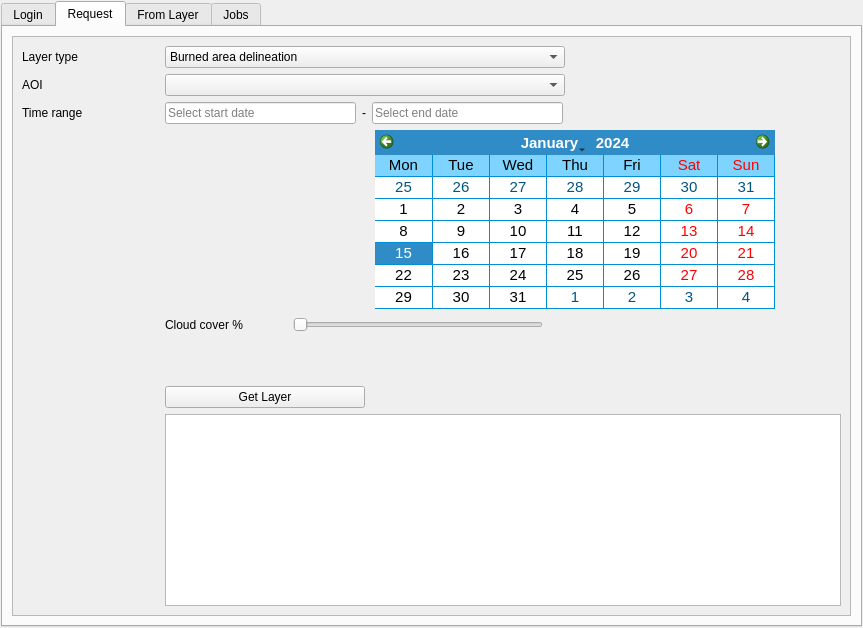
The window that ermes_qgis_dialog_base.ui (links-ads/ermes-mapping-plugin) describes before a commit, drawn with Qt 5.
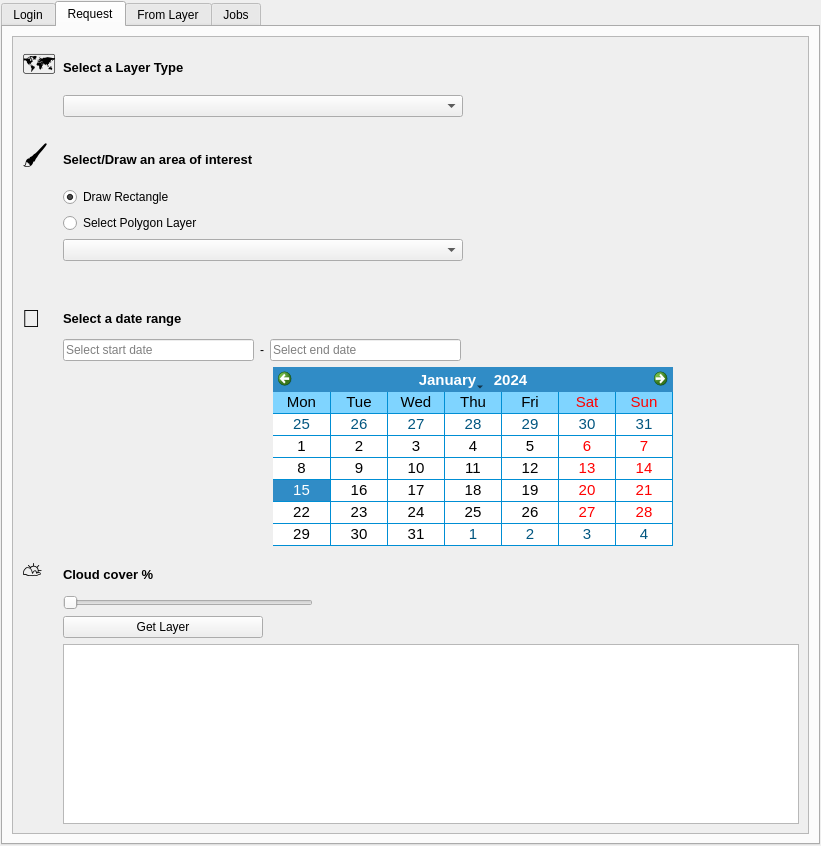
The same window after the commit. The open tabs and pages were chosen to show the change. Custom widgets are drawn as their Qt base class.

Commit message: added draw option for polygon and updated ui

What changed in the file:
```diff
--- a/ermes_qgis_dialog_base.ui
+++ b/ermes_qgis_dialog_base.ui
@@ -6,8 +6,8 @@
    <rect>
     <x>0</x>
     <y>0</y>
-    <width>863</width>
-    <height>628</height>
+    <width>821</width>
+    <height>846</height>
    </rect>
   </property>
   <property name="windowTitle">
@@ -273,12 +273,12 @@
               <rect>
                <x>0</x>
                <y>0</y>
-               <width>833</width>
-               <height>578</height>
+               <width>791</width>
+               <height>796</height>
               </rect>
              </property>
              <layout class="QGridLayout" name="gridLayout_4">
-              <item row="12" column="2">
+              <item row="20" column="1">
                <layout class="QHBoxLayout" name="horizontalLayout">
                 <item>
                  <widget class="QLineEdit" name="startDateLineEdit">
@@ -373,11 +373,111 @@
                 </item>
                </layout>
               </item>
-              <item row="16" column="2">
-               <spacer name="verticalSpacer">
+              <item row="10" column="1">
+               <widget class="QLabel" name="aoiMethodLabel">
+                <property name="sizePolicy">
+                 <sizepolicy hsizetype="Fixed" vsizetype="Fixed">
+                  <horstretch>0</horstretch>
+                  <verstretch>0</verstretch>
+                 </sizepolicy>
+                </property>
+                <property name="font">
+                 <font>
+                  <pointsize>10</pointsize>
+                  <weight>75</weight>
+                  <bold>true</bold>
+                 </font>
+                </property>
+                <property name="text">
+                 <string>Select/Draw an area of interest</string>
+                </property>
+               </widget>
+              </item>
+              <item row="26" column="1">
+               <widget class="QPushButton" name="requestPushButton">
+                <property name="minimumSize">
+                 <size>
+                  <width>200</width>
+                  <height>0</height>
+                 </size>
+                </property>
+                <property name="maximumSize">
+                 <size>
+                  <width>200</width>
+                  <height>16777215</height>
+                 </size>
+                </property>
+                <property name="text">
+                 <string>Get Layer</string>
+                </property>
+               </widget>
+              </item>
+              <item row="27" column="1">
+               <widget class="QTextBrowser" name="textLogger"/>
+              </item>
+              <item row="12" column="1">
+               <widget class="QLabel" name="timeRangeLabel">
+                <property name="font">
+                 <font>
+                  <pointsize>10</pointsize>
+                  <weight>75</weight>
+                  <bold>true</bold>
+                 </font>
+                </property>
+                <property name="text">
+                 <string>Select a date range</string>
+                </property>
+               </widget>
+              </item>
+              <item row="11" column="1">
+               <layout class="QVBoxLayout" name="aoiMethodLayout">
+                <property name="bottomMargin">
+                 <number>17</number>
+                </property>
+                <item>
+                 <widget class="QRadioButton" name="drawRectangleRadioButton">
+                  <property name="sizePolicy">
+                   <sizepolicy hsizetype="Fixed" vsizetype="Fixed">
+                    <horstretch>0</horstretch>
+                    <verstretch>0</verstretch>
+                   </sizepolicy>
+                  </property>
+                  <property name="text">
+                   <string>Draw Rectangle</string>
+                  </property>
+                  <property name="checked">
+                   <bool>true</bool>
+                  </property>
+                 </widget>
+                </item>
+                <item>
+                 <widget class="QRadioButton" name="selectPolygonRadioButton">
+                  <property name="text">
+                   <string>Select Polygon Layer</string>
+                  </property>
+                 </widget>
+                </item>
+                <item>
+                 <widget class="QgsMapLayerComboBox" name="polygonLayerComboBox">
+                  <property name="maximumSize">
+                   <size>
+                    <width>400</width>
+                    <height>16777215</height>
+                   </size>
+                  </property>
+                  <property name="toolTip">
+                   <string>&lt;html&gt;&lt;head/&gt;&lt;body&gt;&lt;p&gt;Select a polygon that delineates the area of interest&lt;/p&gt;&lt;/body&gt;&lt;/html&gt;</string>
+                  </property>
+                 </widget>
+                </item>
+                <item>
+                 <spacer name="verticalSpacer_4">
                 <property name="orientation">
                  <enum>Qt::Vertical</enum>
                 </property>
+                  <property name="sizeType">
+                   <enum>QSizePolicy::Fixed</enum>
+                  </property>
                 <property name="sizeHint" stdset="0">
                  <size>
                   <width>20</width>
@@ -386,7 +486,9 @@
                 </property>
                </spacer>
               </item>
-              <item row="4" column="2">
+               </layout>
+              </item>
+              <item row="8" column="1">
                <widget class="QComboBox" name="layerTypeComboBox">
                 <property name="minimumSize">
                  <size>
@@ -403,6 +505,11 @@
                 <property name="toolTip">
                  <string>&lt;html&gt;&lt;head/&gt;&lt;body&gt;&lt;p&gt;Select a layer to compute and retrieve&lt;/p&gt;&lt;/body&gt;&lt;/html&gt;</string>
                 </property>
+                <item>
+                 <property name="text">
+                  <string/>
+                 </property>
+                </item>
                 <item>
                  <property name="text">
                   <string>Burned area delineation</string>
@@ -435,41 +542,7 @@
                 </item>
                </widget>
               </item>
-              <item row="13" column="0">
-               <widget class="QWidget" name="verticalCalendarWidget" native="true">
-                <property name="enabled">
-                 <bool>true</bool>
-                </property>
-                <property name="minimumSize">
-                 <size>
-                  <width>137</width>
-                  <height>100</height>
-                 </size>
-                </property>
-                <property name="baseSize">
-                 <size>
-                  <width>0</width>
-                  <height>0</height>
-                 </size>
-                </property>
-                <layout class="QVBoxLayout" name="verticalLayout">
-                 <item>
-                  <spacer name="verticalCalendarSpacer">
-                   <property name="orientation">
-                    <enum>Qt::Vertical</enum>
-                   </property>
-                   <property name="sizeHint" stdset="0">
-                    <size>
-                     <width>20</width>
-                     <height>40</height>
-                    </size>
-                   </property>
-                  </spacer>
-                 </item>
-                </layout>
-               </widget>
-              </item>
-              <item row="13" column="2">
+              <item row="21" column="1">
                <layout class="QHBoxLayout" name="horizontalLayout_6">
                 <item>
                  <widget class="QLabel" name="calendarSpacer">
@@ -1011,115 +1084,127 @@
                 </item>
                </layout>
               </item>
-              <item row="12" column="0">
-               <widget class="QLabel" name="timeRangeLabel">
-                <property name="text">
-                 <string>Time range</string>
+              <item row="25" column="1">
+               <widget class="QSlider" name="horizontalSlider">
+                <property name="maximumSize">
+                 <size>
+                  <width>250</width>
+                  <height>16777215</height>
+                 </size>
+                </property>
+                <property name="orientation">
+                 <enum>Qt::Horizontal</enum>
                 </property>
                </widget>
               </item>
-              <item row="4" column="0">
+              <item row="0" column="1">
                <widget class="QLabel" name="layerTypeText">
+                <property name="font">
+                 <font>
+                  <pointsize>10</pointsize>
+                  <weight>75</weight>
+                  <bold>true</bold>
+                 </font>
+                </property>
                 <property name="text">
-                 <string>Layer type</string>
+                 <string>Select a Layer Type</string>
                 </property>
                </widget>
               </item>
-              <item row="14" column="2">
-               <layout class="QHBoxLayout" name="horizontalLayout_3">
-                <item>
-                 <spacer name="maxccSpacer">
+              <item row="23" column="1">
+               <spacer name="verticalSpacer">
                   <property name="orientation">
-                   <enum>Qt::Horizontal</enum>
+                 <enum>Qt::Vertical</enum>
                   </property>
                   <property name="sizeHint" stdset="0">
                    <size>
-                    <width>40</width>
-                    <height>0</height>
+                  <width>20</width>
+                  <height>20</height>
                    </size>
                   </property>
                  </spacer>
                 </item>
-               </layout>
-              </item>
-              <item row="15" column="2">
+              <item row="24" column="1">
                <layout class="QHBoxLayout" name="horizontalLayout_2">
                 <item>
                  <widget class="QLabel" name="label">
+                  <property name="font">
+                   <font>
+                    <pointsize>10</pointsize>
+                    <weight>75</weight>
+                    <bold>true</bold>
+                   </font>
+                  </property>
                   <property name="text">
                    <string>Cloud cover %             </string>
                   </property>
                  </widget>
                 </item>
-                <item>
-                 <widget class="QSlider" name="horizontalSlider">
-                  <property name="maximumSize">
-                   <size>
-                    <width>250</width>
-                    <height>16777215</height>
-                   </size>
-                  </property>
-                  <property name="orientation">
-                   <enum>Qt::Horizontal</enum>
-                  </property>
-                 </widget>
-                </item>
-                <item>
-                 <spacer name="horizontalSpacer_4">
+               </layout>
+              </item>
+              <item row="9" column="1">
+               <spacer name="verticalSpacer_5">
                   <property name="orientation">
-                   <enum>Qt::Horizontal</enum>
+                 <enum>Qt::Vertical</enum>
+                </property>
+                <property name="sizeType">
+                 <enum>QSizePolicy::Fixed</enum>
                   </property>
                   <property name="sizeHint" stdset="0">
                    <size>
-                    <width>40</width>
-                    <height>20</height>
+                  <width>20</width>
+                  <height>15</height>
                    </size>
                   </property>
                  </spacer>
                 </item>
-               </layout>
-              </item>
-              <item row="5" column="0">
-               <widget class="QLabel" name="aoiLabel">
+              <item row="0" column="0">
+               <widget class="QLabel" name="label_2">
+                <property name="font">
+                 <font>
+                  <pointsize>19</pointsize>
+                 </font>
+                </property>
                 <property name="text">
-                 <string>AOI</string>
+                 <string>🗺️</string>
                 </property>
                </widget>
               </item>
-              <item row="5" column="2">
-               <widget class="QgsMapLayerComboBox" name="polygonLayerComboBox">
-                <property name="maximumSize">
-                 <size>
-                  <width>400</width>
-                  <height>16777215</height>
-                 </size>
+              <item row="10" column="0">
+               <widget class="QLabel" name="label_3">
+                <property name="font">
+                 <font>
+                  <pointsize>19</pointsize>
+                 </font>
                 </property>
-                <property name="toolTip">
-                 <string>&lt;html&gt;&lt;head/&gt;&lt;body&gt;&lt;p&gt;Select a polygon that delineates the area of interest&lt;/p&gt;&lt;/body&gt;&lt;/html&gt;</string>
+                <property name="text">
+                 <string>🖌️</string>
                 </property>
                </widget>
               </item>
-              <item row="17" column="2">
-               <widget class="QPushButton" name="requestPushButton">
-                <property name="minimumSize">
-                 <size>
-                  <width>200</width>
-                  <height>0</height>
-                 </size>
+              <item row="12" column="0">
+               <widget class="QLabel" name="label_4">
+                <property name="font">
+                 <font>
+                  <pointsize>19</pointsize>
+                 </font>
                 </property>
-                <property name="maximumSize">
-                 <size>
-                  <width>200</width>
-                  <height>16777215</height>
-                 </size>
-                </property>
                 <property name="text">
-                 <string>Get Layer</string>
+                 <string>📆</string>
                 </property>
                </widget>
               </item>
-              <item row="18" column="2">
-               <widget class="QTextBrowser" name="textLogger"/>
+              <item row="24" column="0">
+               <widget class="QLabel" name="label_5">
+                <property name="font">
+                 <font>
+                  <pointsize>19</pointsize>
+                 </font>
+                </property>
+                <property name="text">
+                 <string>⛅</string>
+                </property>
+               </widget>
               </item>
              </layout>
             </widget>
```
Left out of the diff: 213 changed lines with no effect on the pictures. Lines whose indentation alone changed are shown as unchanged. The commit also changes 3 other files.
